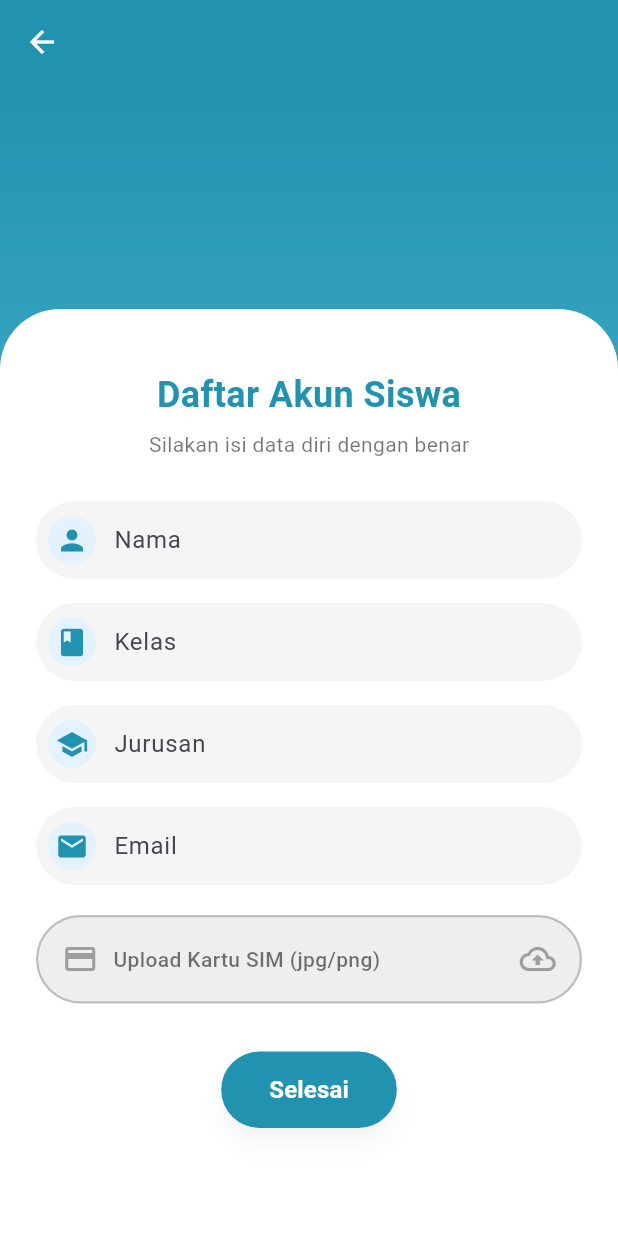
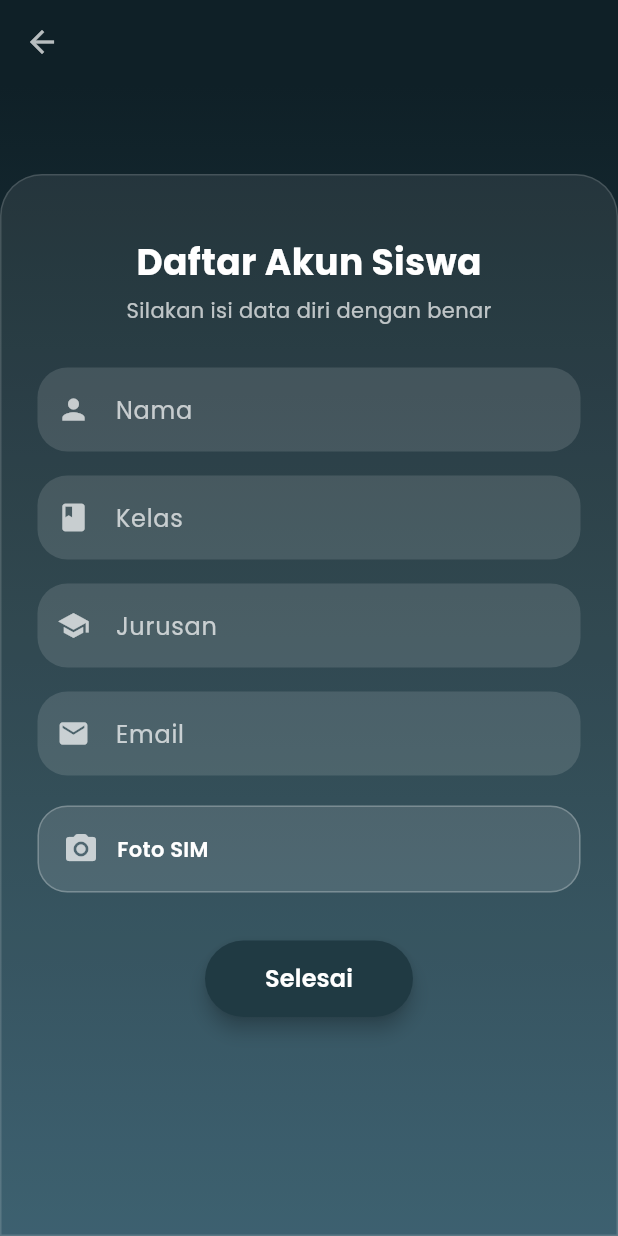
Before and after one commit to ArvaRasendriya/SistemParkirSekolah, a Flutter app: the screen it shows once a user with an empty profile is signed in, item 3 of the bottom bar chosen, on a phone screen of 412 x 824 dp. Run offline on Flutter 3.47's test engine with Material 3 defaults, Android fonts, the phone set to English and light mode, and no system bars; our stand-ins replace google_fonts, image_picker, qr_flutter, supabase_flutter; missing offline and left inert: mobile_scanner; accounts and stored records are empty.

Commit message:
tampilan cihuy

```diff
--- a/lib/pages/daftar_page.dart
+++ b/lib/pages/daftar_page.dart
@@ -1,5 +1,3 @@
-import 'dart:convert';
-import 'dart:io';
 import 'dart:typed_data';
 import 'dart:ui' as ui;
 import 'package:flutter/material.dart';
@@ -7,9 +5,10 @@ import 'package:image_picker/image_picker.dart';
 import 'package:qr_flutter/qr_flutter.dart';
 import 'package:supabase_flutter/supabase_flutter.dart';
 import 'package:uuid/uuid.dart';
+import 'package:google_fonts/google_fonts.dart';
 import 'daftar_berhasil_page.dart';
 import 'daftar_gagal_page.dart';
-import 'profile_page.dart'; // ✅ Tambah import ProfilePage
+import 'profile_page.dart';
 
 class DaftarPage extends StatefulWidget {
   const DaftarPage({super.key});
@@ -27,7 +26,7 @@ class _DaftarPageState extends State<DaftarPage>
   final jurusanC = TextEditingController();
   final emailC = TextEditingController();
 
-  File? _simImage;
+  Uint8List? _simBytes;
   bool _isLoading = false;
 
   late AnimationController _animController;
@@ -53,23 +52,33 @@ class _DaftarPageState extends State<DaftarPage>
     super.dispose();
   }
 
-  // Ambil foto SIM
   Future<void> _pickSimImage() async {
+    try {
       final picker = ImagePicker();
-    final picked = await picker.pickImage(source: ImageSource.gallery);
+      final picked = await picker.pickImage(
+        source: ImageSource.camera,
+        preferredCameraDevice: CameraDevice.rear,
+        imageQuality: 85,
+      );
 
       if (picked != null) {
+        final bytes = await picked.readAsBytes();
         setState(() {
-        _simImage = File(picked.path);
+          _simBytes = bytes;
         });
+      }
+    } catch (e) {
+      ScaffoldMessenger.of(context).showSnackBar(
+        SnackBar(content: Text("Gagal ambil foto SIM: $e")),
+      );
     }
   }
 
   Future<void> _daftarUser() async {
     try {
-      if (_simImage == null) {
+      if (_simBytes == null) {
         ScaffoldMessenger.of(context).showSnackBar(
-          const SnackBar(content: Text("Pilih foto SIM dulu")),
+          const SnackBar(content: Text("Foto SIM dulu sebelum daftar")),
         );
         return;
       }
@@ -78,13 +87,15 @@ class _DaftarPageState extends State<DaftarPage>
 
       final id = const Uuid().v4();
 
-      // 1. Upload SIM
       final simFileName = "${DateTime.now().millisecondsSinceEpoch}.jpg";
       final simPath = "sim/$simFileName";
-      await supabase.storage.from("siswa").upload(simPath, _simImage!);
+      await supabase.storage.from("siswa").uploadBinary(
+        simPath,
+        _simBytes!,
+        fileOptions: const FileOptions(contentType: "image/jpeg"),
+      );
       final simUrl = supabase.storage.from("siswa").getPublicUrl(simPath);
 
-      // 2. Insert siswa
       await supabase.from("siswa").insert({
         "id": id,
         "nama": namaC.text,
@@ -94,7 +105,6 @@ class _DaftarPageState extends State<DaftarPage>
         "sim_url": simUrl,
       });
 
-      // 3. Generate QR
       final qrPainter = QrPainter(
         data: id,
         version: QrVersions.auto,
@@ -105,7 +115,6 @@ class _DaftarPageState extends State<DaftarPage>
       final byteData = await uiImage.toByteData(format: ui.ImageByteFormat.png);
       final Uint8List qrBytes = byteData!.buffer.asUint8List();
 
-      // 4. Upload QR
       final qrFileName = "${id}_qr.png";
       final qrPath = "qr_codes/$qrFileName";
       await supabase.storage.from("siswa").uploadBinary(
@@ -115,12 +124,10 @@ class _DaftarPageState extends State<DaftarPage>
       );
       final qrUrl = supabase.storage.from("siswa").getPublicUrl(qrPath);
 
-      // 5. Update siswa dengan qr_url
       await supabase.from("siswa").update({
         "qr_url": qrUrl,
       }).eq("id", id);
 
-      // 6. Kirim email lewat Edge Function
       final response = await supabase.functions.invoke(
         "sendEmailQr",
         body: {
@@ -163,12 +170,11 @@ class _DaftarPageState extends State<DaftarPage>
   @override
   Widget build(BuildContext context) {
     return Scaffold(
-      // ✅ AppBar tetap ada
       appBar: AppBar(
-        backgroundColor: const Color(0xFF2193b0),
+        backgroundColor: const Color(0xFF0F2027),
         elevation: 0,
         leading: IconButton(
-          icon: const Icon(Icons.arrow_back, color: Colors.white),
+          icon: const Icon(Icons.arrow_back, color: Colors.white70),
           onPressed: () {
             Navigator.pushReplacement(
               context,
@@ -176,123 +182,117 @@ class _DaftarPageState extends State<DaftarPage>
             );
           },
         ),
-        title: const Text(
-          "",
-          style: TextStyle(color: Colors.white),
       ),
-        centerTitle: true,
-      ),
-
-      // ✅ REVISI BAGIAN INI (layout)
       body: Container(
         decoration: const BoxDecoration(
           gradient: LinearGradient(
-            colors: [Color(0xFF2193b0), Color(0xFF6dd5ed)],
+            colors: [
+              Color(0xFF0F2027),
+              Color(0xFF203A43),
+              Color(0xFF2C5364),
+            ],
             begin: Alignment.topCenter,
             end: Alignment.bottomCenter,
           ),
         ),
         child: Column(
           children: [
-            const SizedBox(height: 150),
+            const SizedBox(height: 60),
             Expanded(
               child: FadeTransition(
                 opacity: _fadeAnim,
                 child: Container(
                   width: double.infinity,
-                  decoration: const BoxDecoration(
-                    color: Colors.white,
-                    borderRadius: BorderRadius.only(
-                      topLeft: Radius.circular(40),
-                      topRight: Radius.circular(40),
+                  decoration: BoxDecoration(
+                    color: Colors.white.withOpacity(0.08),
+                    borderRadius: const BorderRadius.only(
+                      topLeft: Radius.circular(28),
+                      topRight: Radius.circular(28),
+                    ),
+                    border: Border.all(
+                      color: Colors.white.withOpacity(0.15),
                     ),
                   ),
                   child: SingleChildScrollView(
                     padding: const EdgeInsets.all(24),
                     child: Column(
+                      crossAxisAlignment: CrossAxisAlignment.center,
                       children: [
                         const SizedBox(height: 16),
-
-                        // ✅ Judul lebih besar + subtitle
-                        const Text(
+                        Text(
                           "Daftar Akun Siswa",
-                          style: TextStyle(
+                          style: GoogleFonts.poppins(
                             fontSize: 24,
                             fontWeight: FontWeight.bold,
-                            color: Color(0xFF2193b0),
+                            color: Colors.white,
                           ),
                         ),
                         const SizedBox(height: 6),
-                        const Text(
+                        Text(
                           "Silakan isi data diri dengan benar",
-                          style: TextStyle(
+                          style: GoogleFonts.poppins(
                             fontSize: 14,
-                            color: Colors.black54,
+                            color: Colors.white70,
                           ),
                         ),
-
                         const SizedBox(height: 28),
 
+                        // Text Fields
                         _buildTextField(namaC, "Nama", Icons.person),
                         const SizedBox(height: 16),
                         _buildTextField(kelasC, "Kelas", Icons.class_),
                         const SizedBox(height: 16),
                         _buildTextField(jurusanC, "Jurusan", Icons.school),
                         const SizedBox(height: 16),
-                        _buildTextField(emailC, "Email", Icons.email,
-                            keyboardType: TextInputType.emailAddress),
+                        _buildTextField(
+                          emailC,
+                          "Email",
+                          Icons.email,
+                          keyboardType: TextInputType.emailAddress,
+                        ),
+
                         const SizedBox(height: 20),
 
-                        // ✅ Tombol upload SIM lebih jelas
+                        // Foto SIM
                         GestureDetector(
                           onTap: _pickSimImage,
-                          child: AnimatedContainer(
-                            duration: const Duration(milliseconds: 300),
-                            curve: Curves.easeInOut,
+                          child: Container(
                             width: double.infinity,
                             padding: const EdgeInsets.all(16),
                             decoration: BoxDecoration(
-                              color: _simImage == null
-                                  ? Colors.grey[200]
-                                  : Colors.green[50],
-                              borderRadius: BorderRadius.circular(30),
+                              color: Colors.white.withOpacity(0.12),
+                              borderRadius: BorderRadius.circular(20),
                               border: Border.all(
-                                color: _simImage == null
-                                    ? Colors.grey.shade400
-                                    : Colors.green,
-                                width: 1.5,
+                                color: Colors.white.withOpacity(0.25),
                               ),
                             ),
                             child: Row(
-                              mainAxisAlignment: MainAxisAlignment.spaceBetween,
                               children: [
-                                Row(
-                                  children: [
-                                    Icon(
-                                      Icons.credit_card,
-                                      color: _simImage == null
-                                          ? Colors.grey
-                                          : Colors.green,
-                                    ),
-                                    const SizedBox(width: 10),
-                                    Text(
-                                      _simImage == null
-                                          ? "Upload Kartu SIM (jpg/png)"
-                                          : "SIM berhasil dipilih",
-                                      style: TextStyle(
-                                        color: _simImage == null
-                                            ? Colors.black54
-                                            : Colors.green,
-                                        fontWeight: FontWeight.w500,
+                                Icon(Icons.camera_alt_rounded,
+                                    color: _simBytes == null
+                                        ? Colors.white70
+                                        : Colors.greenAccent),
+                                const SizedBox(width: 12),
+                                Expanded(
+                                  child: Text(
+                                    _simBytes == null
+                                        ? "Foto SIM"
+                                        : "SIM berhasil difoto",
+                                    style: GoogleFonts.poppins(
+                                      color: Colors.white,
+                                      fontWeight: FontWeight.w600,
                                     ),
                                   ),
-                                  ],
                                 ),
-                                Icon(
-                                  Icons.cloud_upload_outlined,
-                                  color: _simImage == null
-                                      ? Colors.grey
-                                      : Colors.green,
+                                if (_simBytes != null)
+                                  ClipRRect(
+                                    borderRadius: BorderRadius.circular(8),
+                                    child: Image.memory(
+                                      _simBytes!,
+                                      width: 60,
+                                      height: 40,
+                                      fit: BoxFit.cover,
+                                    ),
                                   ),
                               ],
                             ),
@@ -301,30 +301,33 @@ class _DaftarPageState extends State<DaftarPage>
 
                         const SizedBox(height: 32),
 
+                        // Button
                         ElevatedButton(
                           onPressed: _isLoading ? null : _daftarUser,
                           style: ElevatedButton.styleFrom(
-                            backgroundColor: const Color(0xFF2193b0),
-                            foregroundColor: Colors.white,
+                            backgroundColor: const Color(0xFF203A43),
                             shape: RoundedRectangleBorder(
                               borderRadius: BorderRadius.circular(30),
                             ),
                             padding: const EdgeInsets.symmetric(
-                              vertical: 14,
-                              horizontal: 32,
-                            ),
-                            elevation: 6,
-                            shadowColor: Colors.black.withOpacity(0.2),
+                                vertical: 14, horizontal: 40),
+                            elevation: 5,
                           ),
                           child: _isLoading
-                              ? const CircularProgressIndicator(
+                              ? const SizedBox(
+                                  width: 20,
+                                  height: 20,
+                                  child: CircularProgressIndicator(
+                                    strokeWidth: 2,
                                     color: Colors.white,
+                                  ),
                                 )
-                              : const Text(
+                              : Text(
                                   "Selesai",
-                                  style: TextStyle(
+                                  style: GoogleFonts.poppins(
                                     fontSize: 16,
                                     fontWeight: FontWeight.w600,
+                                    color: Colors.white,
                                   ),
                                 ),
                         ),
@@ -346,23 +349,20 @@ class _DaftarPageState extends State<DaftarPage>
     return TextField(
       controller: controller,
       keyboardType: keyboardType,
+      style: GoogleFonts.poppins(color: Colors.white),
       decoration: InputDecoration(
-        prefixIcon: Container(
-          margin: const EdgeInsets.all(8),
-          decoration: BoxDecoration(
-            color: Colors.blue[50],
-            borderRadius: BorderRadius.circular(30),
+        hintText: hint,
+        hintStyle: GoogleFonts.poppins(color: Colors.white70),
+        prefixIcon: Icon(icon, color: Colors.white70, size: 22),
+        filled: true,
+        fillColor: Colors.white.withOpacity(0.12),
+        border: OutlineInputBorder(
+          borderRadius: BorderRadius.circular(20),
+          borderSide: BorderSide.none,
         ),
-          child: Icon(icon, color: const Color(0xFF2193b0), size: 22),
-        ),
-        hintText: hint,
-        filled: true,
-        fillColor: Colors.grey[100],
-        contentPadding:
-            const EdgeInsets.symmetric(vertical: 14, horizontal: 16),
-        border: OutlineInputBorder(
-          borderRadius: BorderRadius.circular(30),
-          borderSide: BorderSide.none,
+        focusedBorder: OutlineInputBorder(
+          borderRadius: BorderRadius.circular(20),
+          borderSide: const BorderSide(color: Colors.white, width: 1.5),
         ),
       ),
     );
--- a/pubspec.yaml
+++ b/pubspec.yaml
@@ -31,6 +31,7 @@ dependencies:
   flutter:
     sdk: flutter
   qr_flutter: ^4.1.0
+  google_fonts: ^6.2.1
 
   intl: ^0.19.0
 
```
Also changed, not shown: lib/pages/riwayat_page.dart (+86 -43 lines), pubspec.lock, 1 other file. Lines whose indentation alone changed are shown as unchanged.
